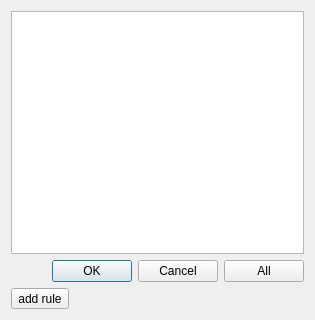
Qt form code source/dialog.ui (Valere21/JsonToExcel) before a commit.
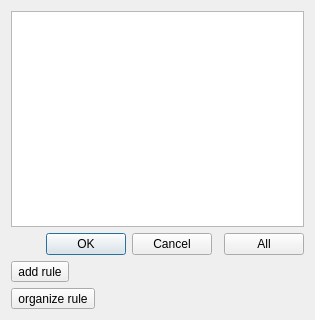
The same form after that commit.

Commit message: add new files (rule + reorganisation), add of the refactoring component, somes changes

```diff
--- a/code source/dialog.ui
+++ b/code source/dialog.ui
@@ -14,10 +14,10 @@
    <string>Dialog</string>
   </property>
   <layout class="QGridLayout" name="gridLayout">
-   <item row="1" column="1">
-    <widget class="QPushButton" name="pushButton">
+   <item row="2" column="0">
+    <widget class="QToolButton" name="addRule">
      <property name="text">
-      <string>All</string>
+      <string>add rule</string>
      </property>
     </widget>
    </item>
@@ -31,13 +31,20 @@
      </property>
     </widget>
    </item>
-   <item row="0" column="0" colspan="2">
+   <item row="0" column="0" colspan="3">
     <widget class="QListWidget" name="listWidget"/>
    </item>
-   <item row="2" column="0">
-    <widget class="QToolButton" name="addRule">
+   <item row="1" column="2">
+    <widget class="QPushButton" name="pushButton">
      <property name="text">
-      <string>add rule</string>
+      <string>All</string>
+     </property>
+    </widget>
+   </item>
+   <item row="3" column="0">
+    <widget class="QToolButton" name="toolButton">
+     <property name="text">
+      <string>organize rule</string>
      </property>
     </widget>
    </item>
```
The commit also changes 13 other files.
